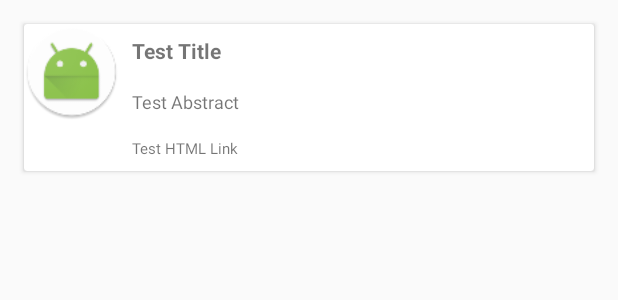
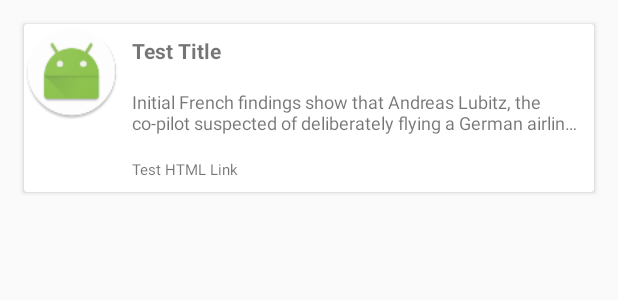
Before and after one commit to doanappdev/demoapp, an Android app: the layout row_article.xml on its own in the app's theme, with its tools: preview values and no code run, on a phone screen of 412 x 824 dp. Shown: the top 300 px of the screen. Run offline under Robolectric (Android 15) with nearby library versions, the phone set to English and light mode, and no system bars; network calls fail.

Commit message:
update abstract textview to only display two lines and truncate with a ‘…’ at the end

```diff
--- a/app/src/main/res/layout/row_article.xml
+++ b/app/src/main/res/layout/row_article.xml
@@ -45,7 +45,10 @@
           android:layout_height="wrap_content"
           android:padding="8dp"
           android:textSize="12sp"
-          tools:text="Test Abstract"
+          android:maxLines="2"
+          android:lines="2"
+          android:ellipsize="end"
+          tools:text="@string/test_long_abstract"
           />
       <TextView
           android:id="@+id/url_tv"
--- a/app/src/main/res/values/strings.xml
+++ b/app/src/main/res/values/strings.xml
@@ -1,3 +1,5 @@
 <resources>
   <string name="app_name">carsguide</string>
+
+  <string name="test_long_abstract">"Initial French findings show that Andreas Lubitz, the co-pilot suspected of deliberately flying a German airliner into the French Alps, repeatedly set the plane’s altitude to 100 feet during its outbound flight to Spain."</string>
 </resources>
```
